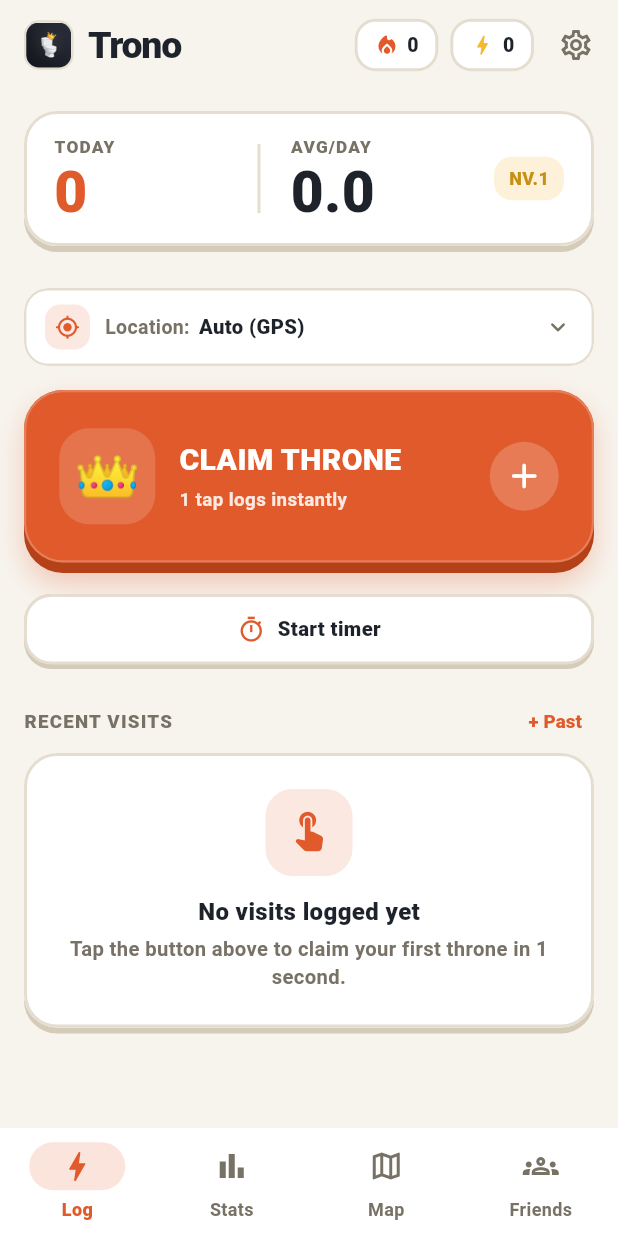
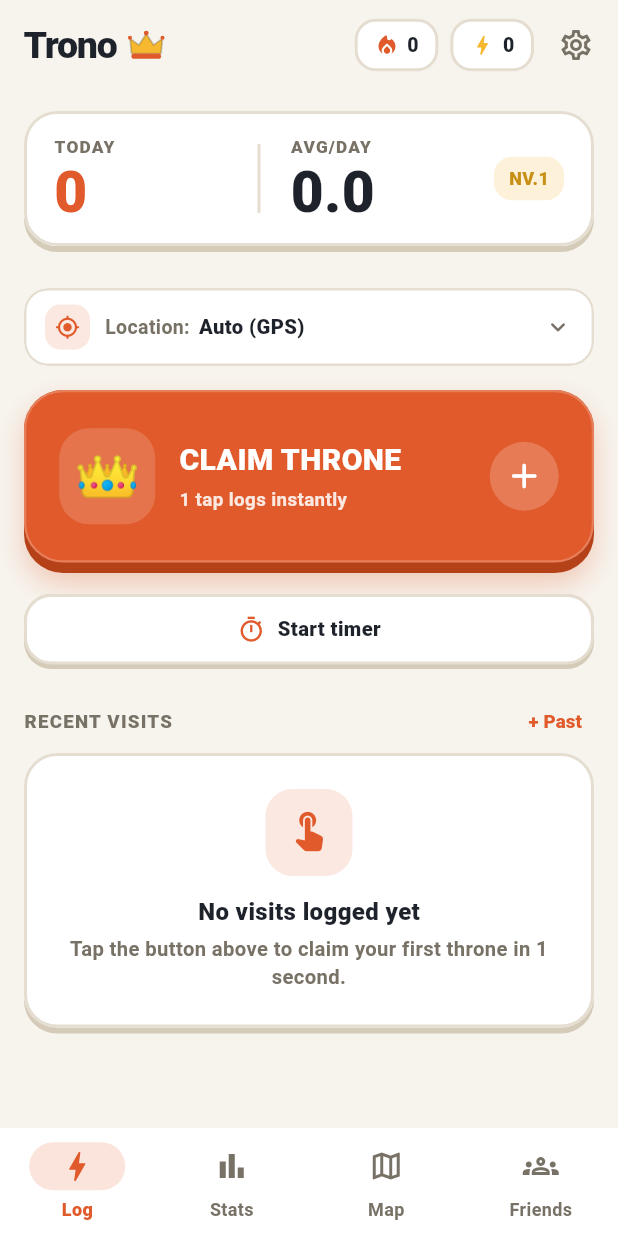
Before and after one commit to goritm/Trono, a Flutter app: the screen it shows after launch, after a tap on "Skip", on a phone screen of 412 x 824 dp. Run offline on Flutter 3.47's test engine with Material 3 defaults, Android fonts, the phone set to English and light mode, and no system bars; our stand-ins replace file_picker, flutter_map, geolocator, latlong2, local_auth, material_ui and 5 more; missing offline and left inert: home_widget; accounts and stored records are empty; network calls fail; statements that could not run were skipped.

Commit message:
fix(ux): show False alarm in quick log sheet & clean Home Trono header mark (V2.8.1)

```diff
--- a/lib/screens/home_screen.dart
+++ b/lib/screens/home_screen.dart
@@ -374,25 +374,6 @@ class _HomeScreenState extends State<HomeScreen> {
           title: Row(
             mainAxisSize: MainAxisSize.min,
             children: [
-              Container(
-                decoration: BoxDecoration(
-                  borderRadius: BorderRadius.circular(10),
-                  border: Border.all(
-                    color: TronoColors.border(context),
-                    width: 1.5,
-                  ),
-                ),
-                child: ClipRRect(
-                  borderRadius: BorderRadius.circular(8.5),
-                  child: Image.asset(
-                    'assets/icon/trono_icon.png',
-                    width: 30,
-                    height: 30,
-                    fit: BoxFit.cover,
-                  ),
-                ),
-              ),
-              const SizedBox(width: 10),
               Text(
                 s.appName,
                 style: TextStyle(
@@ -401,6 +382,12 @@ class _HomeScreenState extends State<HomeScreen> {
                   letterSpacing: -0.8,
                   color: TronoColors.ink(context),
                 ),
+              ),
+              const SizedBox(width: 7),
+              _TronoBrandMark(
+                key: const ValueKey('home_brand_mark'),
+                size: 22,
+                strokeColor: TronoColors.ink(context).withValues(alpha: 0.22),
               ),
             ],
           ),
@@ -1085,6 +1072,80 @@ class _LocationPickerPill extends StatelessWidget {
   }
 }
 
+class _TronoBrandMark extends StatelessWidget {
+  const _TronoBrandMark({
+    super.key,
+    required this.size,
+    required this.strokeColor,
+  });
+
+  final double size;
+  final Color strokeColor;
+
+  @override
+  Widget build(BuildContext context) {
+    return CustomPaint(
+      size: Size(size * 1.12, size),
+      painter: _TronoBrandMarkPainter(strokeColor: strokeColor),
+    );
+  }
+}
+
+/// Transparent vector royal crown mark (Warm Gold + Terracotta accent, zero box).
+class _TronoBrandMarkPainter extends CustomPainter {
+  const _TronoBrandMarkPainter({required this.strokeColor});
+
+  final Color strokeColor;
+
+  @override
+  void paint(Canvas canvas, Size size) {
+    final w = size.width;
+    final h = size.height;
+
+    final crownPath = Path()
+      ..moveTo(w * 0.10, h * 0.76)
+      ..lineTo(w * 0.06, h * 0.30)
+      ..lineTo(w * 0.30, h * 0.50)
+      ..lineTo(w * 0.50, h * 0.16)
+      ..lineTo(w * 0.70, h * 0.50)
+      ..lineTo(w * 0.94, h * 0.30)
+      ..lineTo(w * 0.90, h * 0.76)
+      ..close();
+
+    final goldPaint = Paint()
+      ..color = TronoColors.gold
+      ..style = PaintingStyle.fill;
+    canvas.drawPath(crownPath, goldPaint);
+
+    final outlinePaint = Paint()
+      ..color = strokeColor
+      ..style = PaintingStyle.stroke
+      ..strokeWidth = 1.2
+      ..strokeJoin = StrokeJoin.round;
+    canvas.drawPath(crownPath, outlinePaint);
+
+    // Terracotta royal base band
+    final bandRect = RRect.fromRectAndRadius(
+      Rect.fromLTWH(w * 0.10, h * 0.76, w * 0.80, h * 0.16),
+      Radius.circular(h * 0.08),
+    );
+    canvas.drawRRect(
+      bandRect,
+      Paint()..color = TronoColors.terracotta,
+    );
+
+    // Crown peak jewels
+    final jewelPaint = Paint()..color = TronoColors.terracotta;
+    canvas.drawCircle(Offset(w * 0.50, h * 0.14), w * 0.065, jewelPaint);
+    canvas.drawCircle(Offset(w * 0.06, h * 0.28), w * 0.055, jewelPaint);
+    canvas.drawCircle(Offset(w * 0.94, h * 0.28), w * 0.055, jewelPaint);
+  }
+
+  @override
+  bool shouldRepaint(covariant _TronoBrandMarkPainter oldDelegate) =>
+      oldDelegate.strokeColor != strokeColor;
+}
+
 class _LiveTimerHeroButton extends StatelessWidget {
   const _LiveTimerHeroButton({
     super.key,
--- a/lib/widgets/log_detail_sheet.dart
+++ b/lib/widgets/log_detail_sheet.dart
@@ -294,8 +294,7 @@ class _LogDetailSheetBodyState extends State<_LogDetailSheetBody> {
                   controller: scrollController,
                   padding: const EdgeInsets.fromLTRB(20, 16, 20, 24),
                   children: [
-                    // Type selector (always visible when creating past or editing)
-                    if (widget.mode != LogSheetMode.quickFollowUp) ...[
+                    // Type selector (always visible so users can switch to False alarm right away)
                     _SectionLabel(s.typeField),
                     const SizedBox(height: 8),
                     Wrap(
@@ -311,6 +310,9 @@ class _LogDetailSheetBodyState extends State<_LogDetailSheetBody> {
                       }).toList(),
                     ),
                     const SizedBox(height: 18),
+
+                    // Date/time selector (visible when logging past visits or editing)
+                    if (widget.mode != LogSheetMode.quickFollowUp) ...[
                       _SectionLabel(s.dateTimeField),
                       const SizedBox(height: 8),
                       OutlinedButton.icon(
```
Also changed, not shown: 1 other file. Lines whose indentation alone changed are shown as unchanged.
